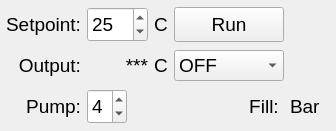
Above: LAUDA_Small_UI.ui from salinsalins/1_Mev_UI before the change. Below: the same form after it.
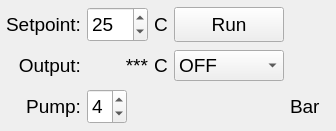
That is the form after the change. Icons and pictures are not drawn.

What changed in the file:
```diff
--- a/LAUDA_Small_UI.ui
+++ b/LAUDA_Small_UI.ui
@@ -498,7 +498,7 @@
          </font>
         </property>
         <property name="text">
-         <string>Fill: </string>
+         <string/>
         </property>
         <property name="alignment">
          <set>Qt::AlignRight|Qt::AlignTrailing|Qt::AlignVCenter</set>
```
Left out of the diff: 65 changed lines with no effect on the pictures.
